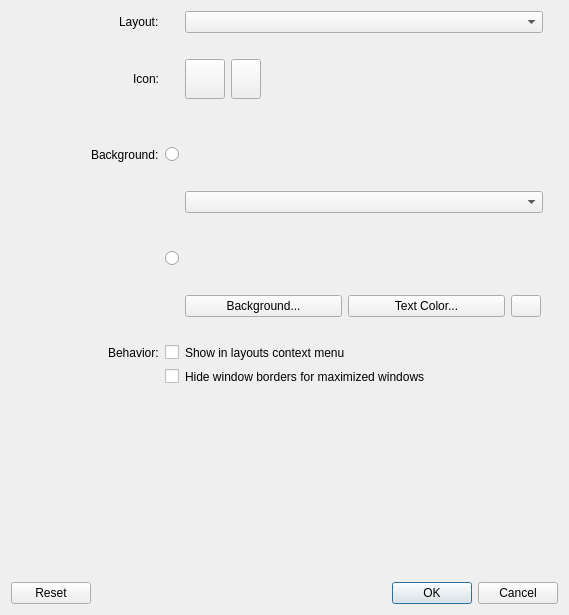
KDE/latte-dock, file app/settings/dialogs/detailsdialog.ui: the form before one commit.
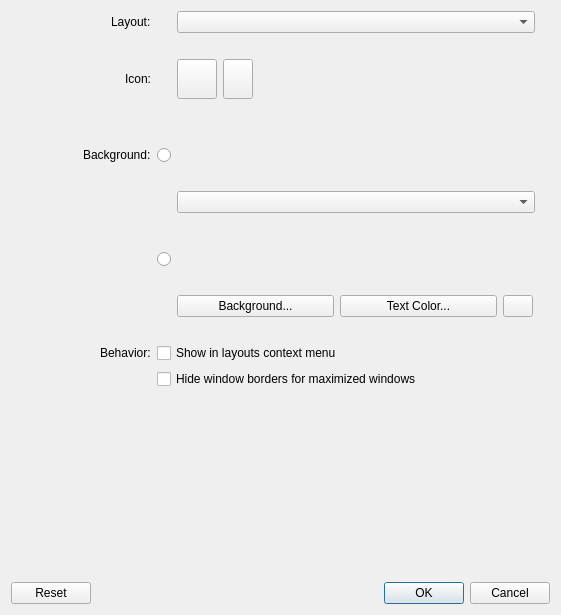
The form after the commit. Icons and pictures are not drawn. Custom widgets are drawn as their Qt base class.

Commit message:
details:fix checkboxes options
--use one single checkbox for its option and
align an much as possible previous radiobuttons

Patch:
```diff
--- a/app/settings/dialogs/detailsdialog.ui
+++ b/app/settings/dialogs/detailsdialog.ui
@@ -6,7 +6,7 @@
    <rect>
     <x>0</x>
     <y>0</y>
-    <width>569</width>
+    <width>561</width>
     <height>615</height>
    </rect>
   </property>
@@ -36,17 +36,6 @@
       <layout class="QVBoxLayout" name="verticalLayout_2">
        <item>
         <layout class="QGridLayout" name="gridLayout" columnstretch="5,0,8">
-         <item row="13" column="2">
-          <layout class="QHBoxLayout" name="horizontalLayout_8">
-           <item>
-            <widget class="QLabel" name="inMenuChkLbl">
-             <property name="text">
-              <string>Show in layouts context menu</string>
-             </property>
-            </widget>
-           </item>
-          </layout>
-         </item>
          <item row="10" column="1">
           <widget class="QRadioButton" name="backRadioBtn">
            <property name="sizePolicy">
@@ -57,8 +46,8 @@
            </property>
            <property name="maximumSize">
             <size>
-             <width>16777215</width>
-             <height>16777215</height>
+             <width>20</width>
+             <height>20</height>
             </size>
            </property>
            <property name="text">
@@ -116,8 +105,8 @@
            </property>
            <property name="maximumSize">
             <size>
-             <width>16777215</width>
-             <height>16777215</height>
+             <width>20</width>
+             <height>20</height>
             </size>
            </property>
            <property name="text">
@@ -261,13 +250,6 @@
            </item>
           </layout>
          </item>
-         <item row="14" column="1">
-          <widget class="QCheckBox" name="borderlessChk">
-           <property name="text">
-            <string notr="true"/>
-           </property>
-          </widget>
-         </item>
          <item row="11" column="2">
           <layout class="QHBoxLayout" name="horizontalLayout_2">
            <item>
@@ -381,13 +363,6 @@
            </item>
           </layout>
          </item>
-         <item row="13" column="1">
-          <widget class="QCheckBox" name="inMenuChk">
-           <property name="text">
-            <string notr="true"/>
-           </property>
-          </widget>
-         </item>
          <item row="1" column="0">
           <layout class="QHBoxLayout" name="horizontalLayout_7">
            <item>
@@ -465,17 +440,6 @@
            </item>
           </layout>
          </item>
-         <item row="14" column="2">
-          <layout class="QHBoxLayout" name="horizontalLayout_10">
-           <item>
-            <widget class="QLabel" name="borderlessChkLbl">
-             <property name="text">
-              <string>Hide window borders for maximized windows</string>
-             </property>
-            </widget>
-           </item>
-          </layout>
-         </item>
          <item row="3" column="0">
           <layout class="QHBoxLayout" name="horizontalLayout_3">
            <item>
@@ -543,6 +507,26 @@
            </item>
           </layout>
          </item>
+         <item row="13" column="1" colspan="2">
+          <widget class="QCheckBox" name="inMenuChk">
+           <property name="maximumSize">
+            <size>
+             <width>16777215</width>
+             <height>16777215</height>
+            </size>
+           </property>
+           <property name="text">
+            <string>Show in layouts context menu</string>
+           </property>
+          </widget>
+         </item>
+         <item row="14" column="1" colspan="2">
+          <widget class="QCheckBox" name="borderlessChk">
+           <property name="text">
+            <string>Hide window borders for maximized windows</string>
+           </property>
+          </widget>
+         </item>
         </layout>
        </item>
       </layout>
```
